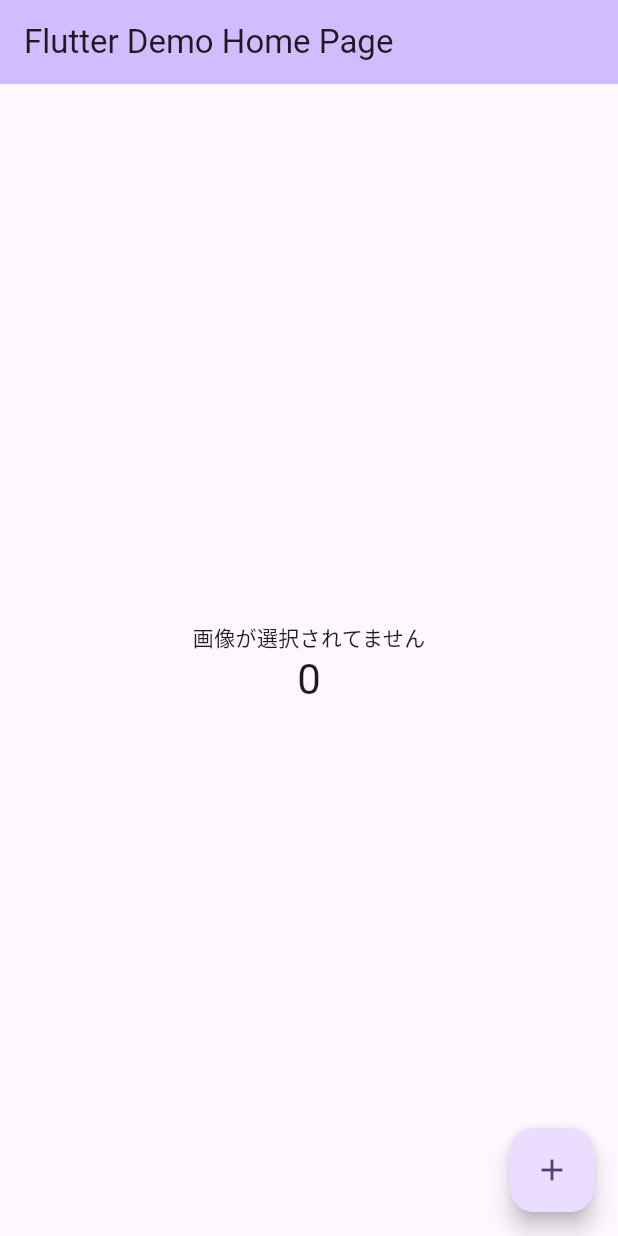
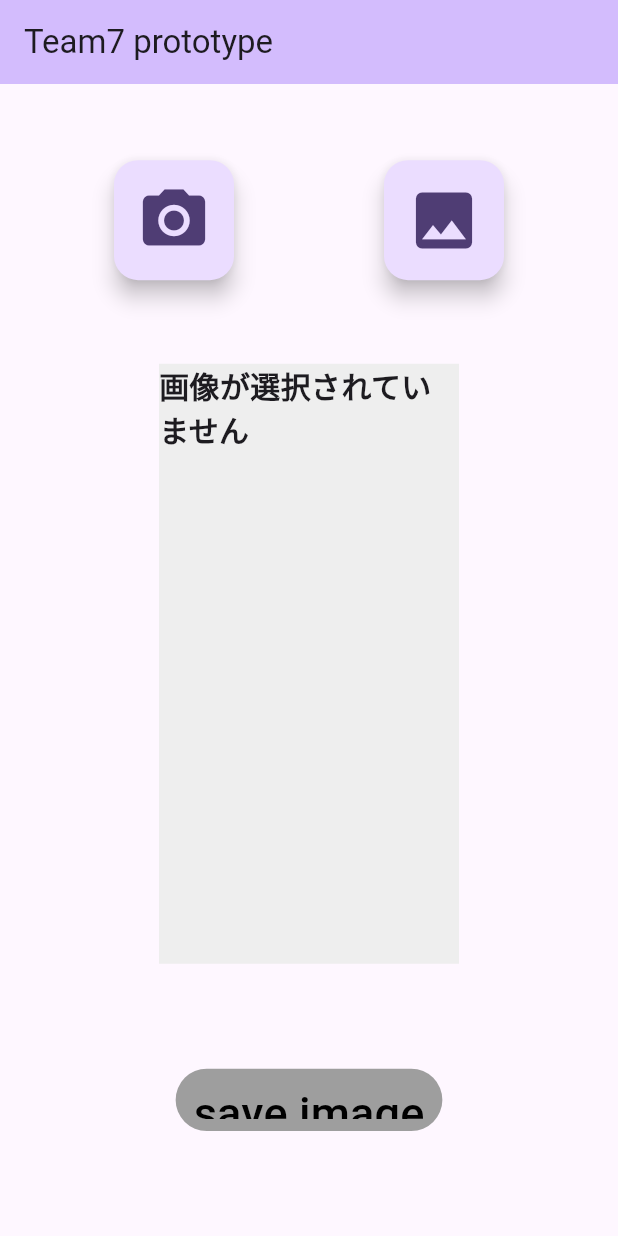
Before and after one commit to Ayumu-Nakatsuji/Team7, a Flutter app: the screen it shows after launch, on a phone screen of 412 x 824 dp. Run offline on Flutter 3.47's test engine with Material 2 defaults, Android fonts, the phone set to English and light mode, and no system bars; our stand-ins replace image_picker.

Commit message:
見た目の修正

```diff
--- a/team7/lib/main.dart
+++ b/team7/lib/main.dart
@@ -19,7 +19,7 @@
         colorScheme: ColorScheme.fromSeed(seedColor: Colors.deepPurple),
         useMaterial3: true,
       ),
-      home: const MyHomePage(title: 'Flutter Demo Home Page'),
+      home: const MyHomePage(title: 'Team7 prototype'),
     );
   }
 }
@@ -33,15 +33,8 @@
 }
 
 class _MyHomePageState extends State<MyHomePage> {
-  int _counter = 0;
   final ImagePicker picker = ImagePicker();
   File? image;
-
-  void _incrementCounter() {
-    setState(() {
-      _counter++;
-    });
-  }
 
   Future _getPicture() async {
     final pickedFile =
@@ -53,6 +46,42 @@
         image = File(pickedFile.path); //取得した画像を代入
       }
     });
+  }
+
+  Future _getPictureCamera() async {
+    final pickedFile =
+        await picker.pickImage(source: ImageSource.camera); //カメラから画像を取得
+    setState(() {
+      //画面を再読込
+      if (pickedFile != null) {
+        //画像を取得できたときのみ実行
+        image = File(pickedFile.path); //取得した画像を代入
+      }
+    });
+  }
+
+  TextButton _sendbutton() {
+    if (image == null) {
+      return TextButton(
+        child: Text(
+          'save image',
+          style: TextStyle(color: Colors.black, fontSize: 30),
+        ),
+        style: ButtonStyle(
+            backgroundColor: MaterialStateProperty.all<Color>(Colors.grey)),
+        onPressed: () {},
+      );
+    } else {
+      return TextButton(
+        child: Text(
+          'save image',
+          style: TextStyle(color: Colors.black, fontSize: 30),
+        ),
+        style: ButtonStyle(
+            backgroundColor: MaterialStateProperty.all<Color>(Colors.green)),
+        onPressed: () {},
+      );
+    }
   }
 
   @override
@@ -73,30 +102,67 @@
         child: Column(
           mainAxisAlignment: MainAxisAlignment.center,
           children: <Widget>[
-            // const Text(
-            //   'You have pushed the button this many times:',
-            // ),
+            Expanded(
+              child: Row(
+                mainAxisAlignment: MainAxisAlignment.center,
+                children: [
+                  Container(
+                    width: 80,
+                    height: 80,
+                    child: FloatingActionButton(
+                      onPressed: _getPictureCamera,
+                      child: const Icon(
+                        Icons.camera_alt,
+                        size: 50,
+                      ),
+                    ),
+                  ),
+                  SizedBox(width: 100),
+                  Container(
+                    width: 80,
+                    height: 80,
+                    child: FloatingActionButton(
+                      onPressed: _getPicture,
+                      child: const Icon(
+                        Icons.image,
+                        size: 50,
+                      ),
+                    ),
+                  ),
+                ],
+              ),
+            ),
             const SizedBox(height: 5),
             //nullのときはText表示、nullでないときはContainer表示
             image == null
-                ? const Text('画像が選択されてません')
+                ? Container(
+                    color: Colors.grey[200],
+                    height: 400,
+                    width: 200, //画像の高さを設定//画像の幅を設定
+                    child: Text('画像が選択されていません',
+                        style: TextStyle(
+                            fontSize: 20, fontWeight: FontWeight.w600)), //画像を表示
+                  )
                 : Container(
                     //三項演算子
-                    height: 400, //画像の高さを設定//画像の幅を設定
+                    height: 400,
+                    width: 200,
                     child: Image.file(image!, fit: BoxFit.cover), //画像を表示
                   ),
-            Text(
-              '$_counter',
-              style: Theme.of(context).textTheme.headlineMedium,
+            Expanded(
+              child: Container(
+                padding: const EdgeInsets.all(70),
+                child: SizedBox(height: 30, child: _sendbutton()),
+              ),
             ),
           ],
         ),
       ),
-      floatingActionButton: FloatingActionButton(
-        onPressed: _getPicture,
-        tooltip: 'Increment',
-        child: const Icon(Icons.add),
-      ), // This trailing comma makes auto-formatting nicer for build methods.
+      // floatingActionButton: FloatingActionButton(
+      //   onPressed: _getPicture,
+      //   tooltip: 'Increment',
+      //   child: const Icon(Icons.add),
+      // ), // This trailing comma makes auto-formatting nicer for build methods.
     );
   }
 }
```
